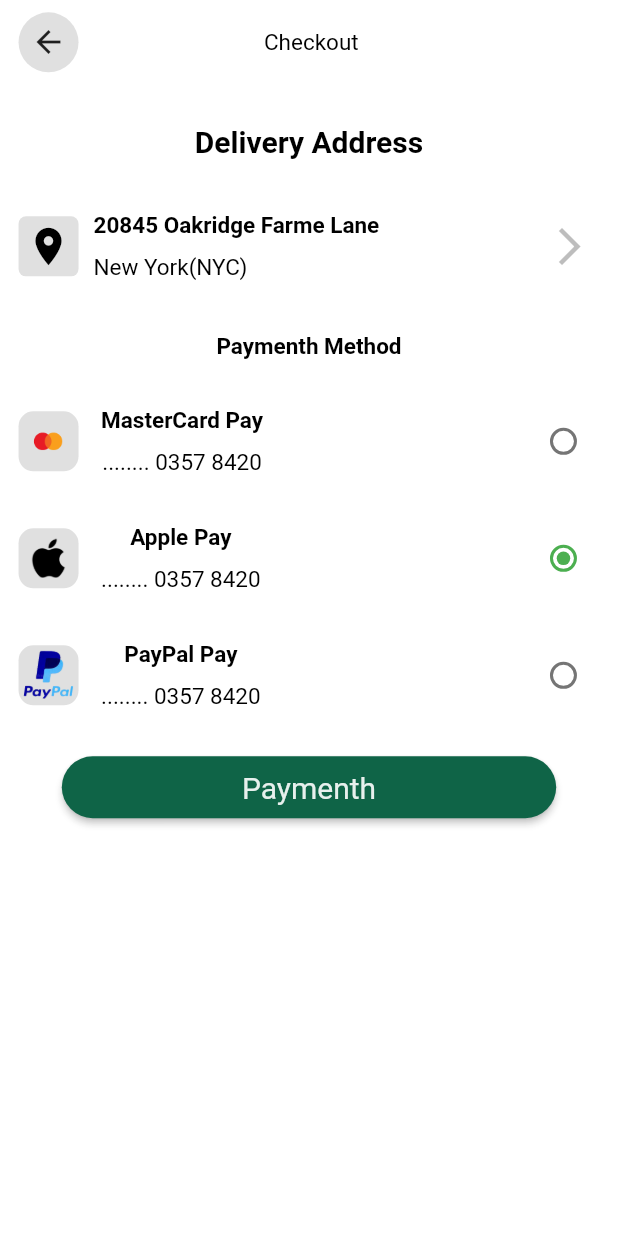
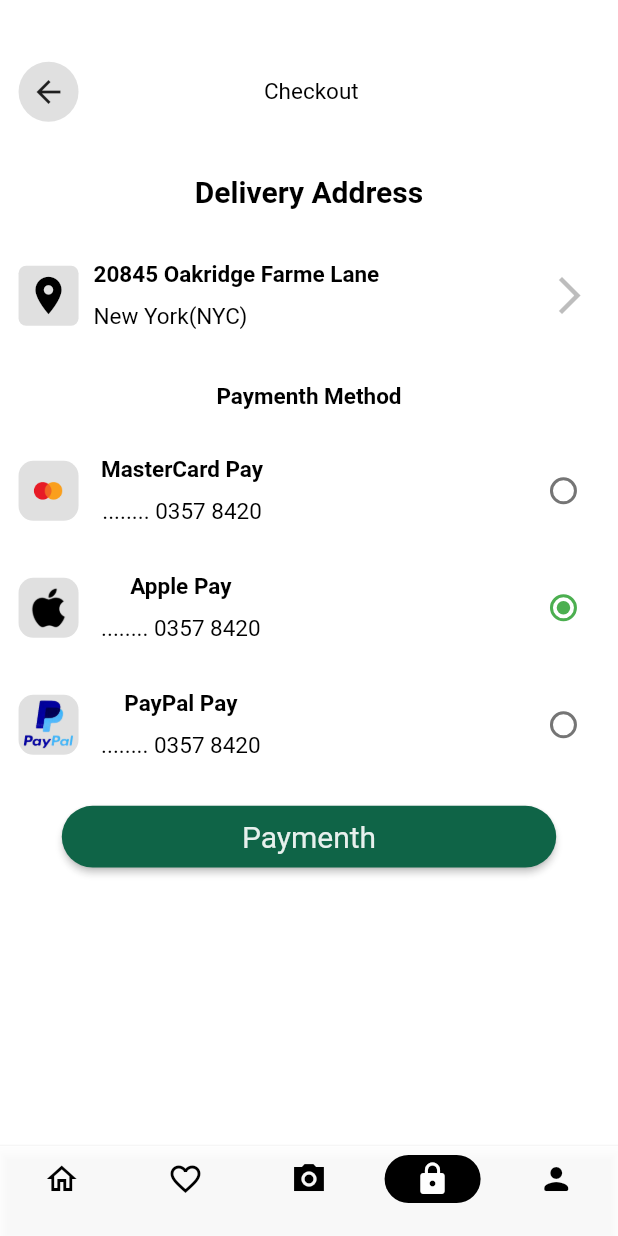
Before and after one commit to oseeJacque/flutter_ui_challenge_Plants, a Flutter app: the Checkout screen opened directly, on a phone screen of 412 x 824 dp. Run offline on Flutter 3.47's test engine with Material 2 defaults, Android fonts, the phone set to English and light mode, and no system bars; our stand-ins replace flutter_rating_bar, smooth_page_indicator.

Commit message:
The commit of the 26 November 2022 at 23:27

```diff
--- a/lib/src/screens/acceuil.dart
+++ b/lib/src/screens/acceuil.dart
@@ -78,10 +78,10 @@ class _AcceuilPageState extends State<AcceuilPage>
                 width: MediaQuery.of(context).size.width * .9,
                 height: 400,
                 child: TabBarView(controller: _tabController, children: [
-                  const Text("Hello"),
+                  Center(child: const Text("All Product")),
                   _indoor(),
-                  const Text("Hello"),
-                  const Text("Hello"),
+                  Center(child: const Text("Outdorr")),
+                  Center(child: const Text("Popular")),
                 ]),
               ),
               const SizedBox(
--- a/lib/src/screens/checkout.dart
+++ b/lib/src/screens/checkout.dart
@@ -14,14 +14,71 @@ class Checkout extends StatefulWidget {
 
 class _CheckoutState extends State<Checkout> {
   int _value=2;
+  int index=3;
   @override
   Widget build(BuildContext context) {
     return Scaffold(
         backgroundColor: AppColors.bg,
+        bottomNavigationBar: NavigationBarTheme(
+          data: NavigationBarThemeData(
+              indicatorShape: const RoundedRectangleBorder(
+                  borderRadius: BorderRadius.all(Radius.circular(200))),
+              elevation: 2.0,
+              height: 60.0,
+              backgroundColor: AppColors.bg,
+              indicatorColor: Colors.black),
+          child: NavigationBar(
+              selectedIndex: index,
+              onDestinationSelected: (int value) {
+                setState(() {
+                  index = value;
+                });
+              },
+              destinations: const [
+                NavigationDestination(
+                  icon: Icon(Icons.home_outlined),
+                  label: "",
+                  selectedIcon: Icon(
+                    Icons.home_outlined,
+                    color: Colors.white,
+                  ),
+                ),
+                NavigationDestination(
+                  icon: Icon(Icons.favorite_border),
+                  label: "",
+                  selectedIcon: Icon(
+                    Icons.favorite_border,
+                    color: Colors.white,
+                  ),
+                ),
+                NavigationDestination(
+                    icon: Icon(Icons.camera_alt_sharp),
+                    label: "",
+                    selectedIcon: Icon(
+                      Icons.camera_alt_sharp,
+                      color: Colors.white,
+                    )),
+                NavigationDestination(
+                  icon: Icon(Icons.lock),
+                  label: "",
+                  selectedIcon: Icon(
+                    Icons.lock,
+                    color: Colors.white,
+                  ),
+                ),
+                NavigationDestination(
+                    icon: Icon(Icons.person_rounded),
+                    label: "",
+                    selectedIcon: Icon(
+                      Icons.person_rounded,
+                      color: Colors.white,
+                    ))
+              ]),
+        ),
         body: SingleChildScrollView(
           child: Container(
             margin: EdgeInsets.only(
-              top: MediaQuery.of(context).size.width * .02,
+              top: MediaQuery.of(context).size.width * .1,
               left: MediaQuery.of(context).size.width * .03,
               right: MediaQuery.of(context).size.width * .03,
             ),
--- a/lib/src/screens/myCart.dart
+++ b/lib/src/screens/myCart.dart
@@ -169,7 +169,7 @@ class _MyCartState extends State<MyCart> {
               ),
               const SizedBox(width: 10.0,),
               SizedBox(
-                width: MediaQuery.of(context).size.width*.45,
+                width: MediaQuery.of(context).size.width*.4,
                 height: MediaQuery.of(context).size.height*.4,
                 child: Column(
                   mainAxisAlignment: MainAxisAlignment.start,
```
Also changed, not shown: lib/src/screens/detailPage.dart (+57 -0 lines), images_readme/plant_1-removebg-preview.png (added), images_readme/plant_2-removebg-preview.png (added), images_readme/plant_3-removebg-preview.png (added), images_readme/plant_4-removebg-preview (1).png (added), images_readme/plant_4-removebg-preview.png (added), images_readme/plant_5-removebg-preview.png (added), images_readme/plant_7-removebg-preview.png (added), images_readme/plant_8-removebg-preview.png (added), pubspec.lock.
